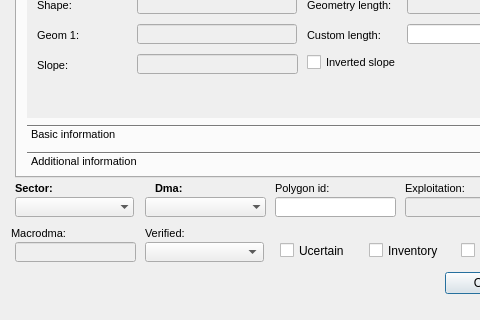
Qt form ui/ud_man_arc.ui (Giswater/giswater_qgis_plugin) before a commit; both pictures show x 0 to 480 and y 422 to 742 of the 615 by 742 pixel window.
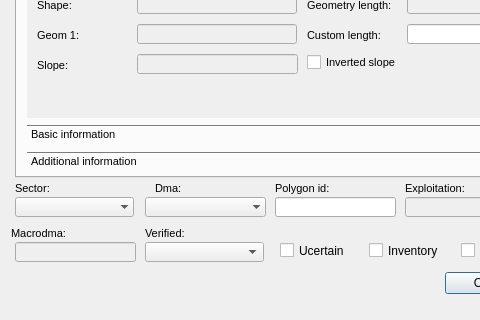
The same form after that commit. The open tabs and pages were chosen to show the change. Icons and pictures are not drawn.

Commit message: UI-obligatory fields on forms

```diff
--- a/ui/ud_man_arc.ui
+++ b/ui/ud_man_arc.ui
@@ -126,8 +126,9 @@
     <property name="font">
      <font>
       <pointsize>8</pointsize>
-      <weight>75</weight>
-      <bold>true</bold>
+      <weight>50</weight>
+      <bold>false</bold>
+      <kerning>true</kerning>
      </font>
     </property>
     <property name="frameShape">
@@ -404,8 +405,9 @@
     <property name="font">
      <font>
       <pointsize>8</pointsize>
-      <weight>75</weight>
-      <bold>true</bold>
+      <weight>50</weight>
+      <bold>false</bold>
+      <kerning>true</kerning>
      </font>
     </property>
     <property name="frameShape">
```
Left out of the diff: 16 changed lines with no effect on the pictures. The commit also changes 6 other files.
